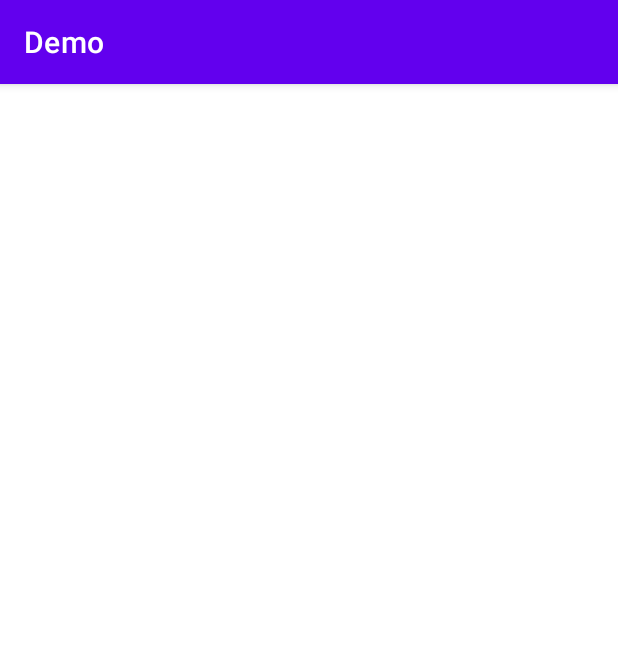
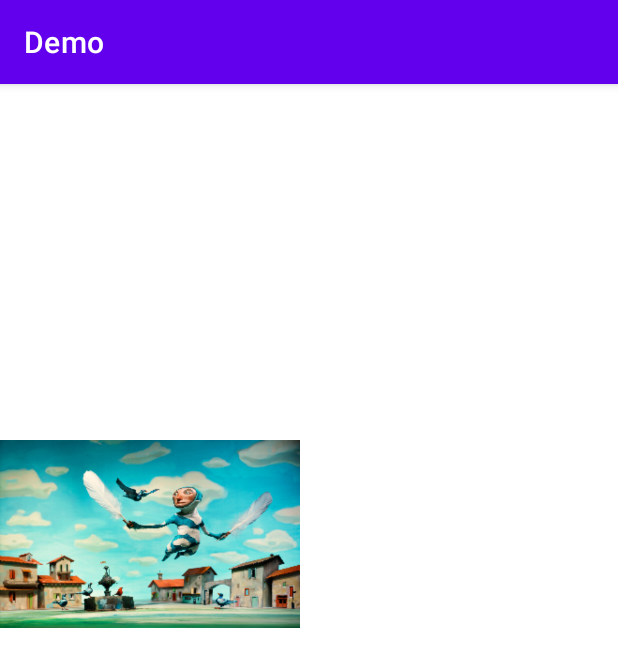
Before and after one commit to kangqiao/AndroidDemo, an Android app: the ImageLoadActivity screen opened directly, with no data from a screen before it, on a phone screen of 412 x 824 dp. Shown: the top 667 px of the screen. Run offline under Robolectric (Android 15) with nearby library versions, the phone set to English and light mode, and no system bars; libraries missing offline, so code that uses them is left out: com.alibaba.android; pictures from the network do not load.

```diff
--- a/app/src/main/java/com/zp/androidx/demo/ImageLoadActivity.kt
+++ b/app/src/main/java/com/zp/androidx/demo/ImageLoadActivity.kt
@@ -1,10 +1,13 @@
 package com.zp.androidx.demo
 
+import android.content.res.AssetManager
+import android.graphics.BitmapFactory
 import android.os.Bundle
 import androidx.appcompat.app.AppCompatActivity
 import coil.load
 import coil.transform.CircleCropTransformation
 import com.alibaba.android.arouter.facade.annotation.Route
+import com.zp.androidx.base.CtxUtils
 import com.zp.androidx.base.RouterPath
 import com.zp.androidx.demo.databinding.ActivityImageLoadBinding
 
@@ -30,5 +33,14 @@ class ImageLoadActivity: AppCompatActivity() {
             error(android.R.drawable.stat_notify_error)
             transformations (CircleCropTransformation())
         }
+
+        //val inputStream = assets.open("img23.jpg")
+
+        binding.imageView2.setImageBitmap(CtxUtils.decodeSampledBitmapFromResource(resources, R.raw.img23, 400, 200))
+    }
+
+    override fun onResume() {
+        super.onResume()
+
     }
 }
--- a/app/src/main/res/layout/activity_image_load.xml
+++ b/app/src/main/res/layout/activity_image_load.xml
@@ -9,4 +9,9 @@
         android:layout_width="400dp"
         android:layout_height="200dp"/>
 
+    <ImageView
+        android:id="@+id/imageView2"
+        android:layout_width="200dp"
+        android:layout_height="200dp"/>
+
 </LinearLayout>
--- a/base/src/main/java/com/zp/androidx/base/CtxUtils.kt
+++ b/base/src/main/java/com/zp/androidx/base/CtxUtils.kt
@@ -1,7 +1,11 @@
 package com.zp.androidx.base
 
 import android.content.Context
+import android.content.res.Resources
+import android.graphics.Bitmap
+import android.graphics.BitmapFactory
 import android.graphics.Color
+import android.util.Log
 import android.view.ViewConfiguration
 import java.util.*
 import kotlin.random.Random
@@ -10,6 +14,8 @@ import kotlin.random.Random
  * Created by zhaopan on 3/23/21
  */
 object CtxUtils {
+    const val TAG = "CtxUtils"
+
     val context: Context get() = ContextHolder.context
 
     val screenWidth : Int get() =  context.resources.displayMetrics.widthPixels
@@ -40,4 +46,40 @@ object CtxUtils {
     fun getScaledTouchSlop(): Int {
         return ViewConfiguration.get(context).getScaledTouchSlop()
     }
+
+    /**
+     * BitmapFactory.Options参数，将这个参数的inJustDecodeBounds属性设置为true就可以让解析方法禁止为bitmap分配内存，
+     * 返回值也不再是一个Bitmap对象，而是null。虽然Bitmap是null了，但是BitmapFactory.Options的outWidth、outHeight和outMimeType属性都会被赋值。
+     * 这个技巧让我们可以在加载图片之前就获取到图片的长宽值和MIME类型，从而根据情况对图片进行压缩。
+     */
+    fun calculateInSampleSize(options: BitmapFactory.Options, reqWidth: Int, reqHeight: Int): Int {
+        // 源图片的高度和宽度
+        val width = options.outWidth
+        val height = options.outHeight
+        var inSampleSize = 1
+        if (width > reqWidth || height > reqHeight) {
+            // 计算出实际宽高和目标宽高的比率
+            val widthRatio = Math.round(width.toFloat() / reqWidth.toFloat())
+            val heightRatio = Math.round(height.toFloat() / reqHeight.toFloat())
+            // 选择宽和高中最小的比率作为inSampleSize的值，这样可以保证最终图片的宽和高
+            // 一定都会大于等于目标的宽和高。
+            inSampleSize = if (widthRatio > heightRatio) widthRatio else heightRatio
+            Log.e(TAG, "widthRatio:${widthRatio}, heightRatio:${heightRatio}, width:${width}, reqWidth:${reqWidth}, height:${height}, reqHeight:${reqHeight}")
+        }
+        return inSampleSize
+    }
+
+    //两次解析图片, 确定inSampleSize压缩比例.
+    fun decodeSampledBitmapFromResource(res: Resources, resId: Int, reqWidth: Int, reqHeight: Int): Bitmap{
+        // 第一次解析将inJustDecodeBounds设置为true，来获取图片大小
+        val options = BitmapFactory.Options()
+        options.inJustDecodeBounds = true
+        BitmapFactory.decodeResource(res, resId, options)
+        // 调用上面定义的方法计算inSampleSize值
+        options.inSampleSize = calculateInSampleSize(options, reqWidth, reqHeight)
+        // 使用获取到的inSampleSize值再次解析图片
+        options.inJustDecodeBounds = false
+        return BitmapFactory.decodeResource(res, resId, options)
+    }
+
 }
--- a/build.gradle
+++ b/build.gradle
@@ -5,6 +5,9 @@ subprojects {
 buildscript {
     ext.kotlin_version = "1.4.31"
     repositories {
+        maven {
+            url uri("./repo")
+        }
         google()
         jcenter()
     }
@@ -19,6 +22,9 @@ buildscript {
 
 allprojects {
     repositories {
+        maven {
+            url uri("./repo")
+        }
         google()
         jcenter()
         maven { url 'https://jitpack.io' }
--- /dev/null
+++ b/plugins/dellog/src/main/resources/META-INF/gradle-plugins/com.zp.plugin.dellog.properties
@@ -0,0 +1 @@
+implementation-class=com.zp.plugin.dellog.DelLogPlugin
```
Also changed, not shown: app/src/main/java/com/zp/androidx/demo/App.kt (+7 -0 lines), base/src/main/java/com/zp/androidx/base/SysUtils.kt (+78 -0 lines), plugins/dellog/build.gradle (added, +26 -0 lines), settings.gradle (+13 -0 lines), app/src/main/assets/img23.jpg (added), app/src/main/res/raw/img23.jpg (added), 5 other files.
